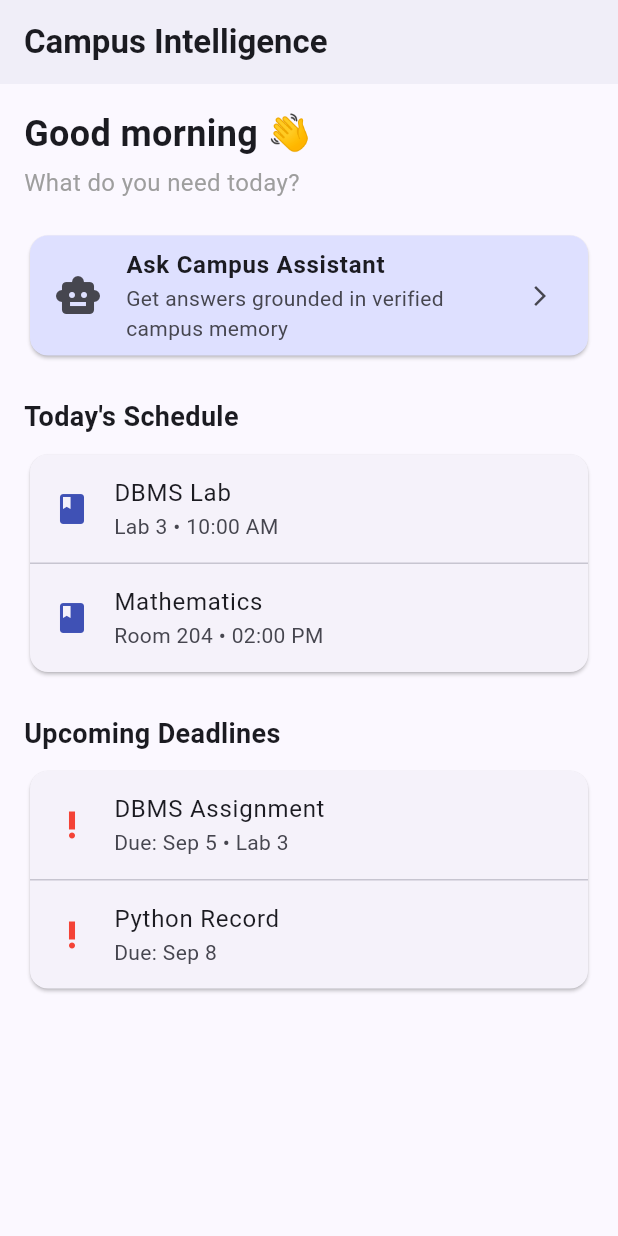
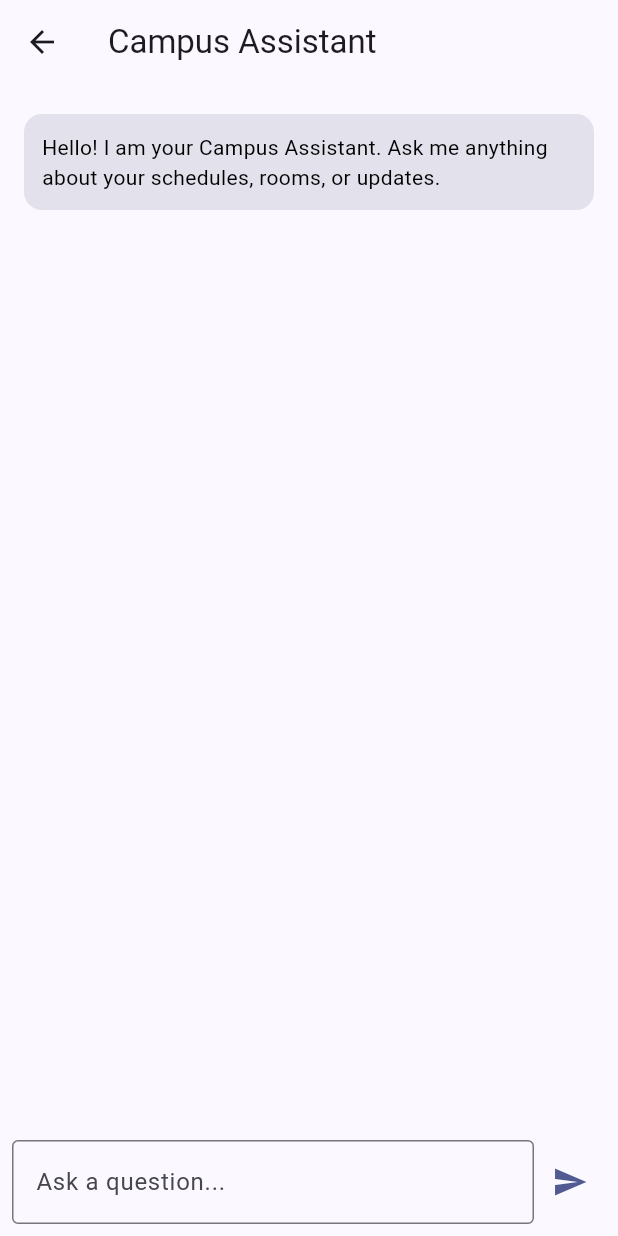
Before and after one commit to JasonRedd/campus_intelligence, a Flutter app: the screen it shows after launch, after a tap on "Ask Campus Assistant", on a phone screen of 412 x 824 dp. Run offline on Flutter 3.47's test engine with Material 3 defaults, Android fonts, the phone set to English and light mode, and no system bars.

Commit message:
feat: implement stateful navigation for assistant and schedule screens

```diff
--- a/lib/main.dart
+++ b/lib/main.dart
@@ -1,5 +1,7 @@
 import 'package:flutter/material.dart';
 import 'models/task_item.dart';
+import 'screens/assistant_screen.dart';
+import 'screens/schedule_screen.dart';
 
 void main() {
   runApp(const CampusIntelligenceApp());
@@ -37,6 +39,10 @@ class HomeScreen extends StatelessWidget {
       TaskItem(id: '4', title: 'Python Record', subtitle: 'Due: Sep 8', category: 'deadline'),
     ];
 
+    final recentChanges = [
+      TaskItem(id: '5', title: 'CSE Lab OS Updated', subtitle: 'Windows → Ubuntu', category: 'change'),
+    ];
+
     return Scaffold(
       appBar: AppBar(
         title: const Text(
@@ -61,6 +67,7 @@ class HomeScreen extends StatelessWidget {
             ),
             const SizedBox(height: 20),
 
+            // AI Assistant Banner Button
             Card(
               color: Theme.of(context).colorScheme.primaryContainer,
               child: ListTile(
@@ -71,19 +78,52 @@ class HomeScreen extends StatelessWidget {
                 ),
                 subtitle: const Text('Get answers grounded in verified campus memory'),
                 trailing: const Icon(Icons.arrow_forward_ios, size: 16),
-                onTap: () {},
+                onTap: () {
+                  Navigator.push(
+                    context,
+                    MaterialPageRoute(
+                      builder: (context) => const AssistantScreen(),
+                    ),
+                  );
+                },
               ),
             ),
             const SizedBox(height: 24),
 
-            const SectionHeader(title: 'Today\'s Schedule'),
+            // Schedule Header + Navigation Button
+            Row(
+              mainAxisAlignment: MainAxisAlignment.spaceBetween,
+              children: [
+                const SectionHeader(title: 'Today\'s Schedule'),
+                TextButton(
+                  onPressed: () {
+                    Navigator.push(
+                      context,
+                      MaterialPageRoute(
+                        builder: (context) => const ScheduleScreen(),
+                      ),
+                    );
+                  },
+                  child: const Text('View All'),
+                ),
+              ],
+            ),
             const SizedBox(height: 8),
             ItemListViewCard(items: scheduleItems, icon: Icons.class_, iconColor: Colors.indigo),
 
             const SizedBox(height: 24),
+
+            // Deadlines
             const SectionHeader(title: 'Upcoming Deadlines'),
             const SizedBox(height: 8),
             ItemListViewCard(items: deadlineItems, icon: Icons.priority_high, iconColor: Colors.red),
+
+            const SizedBox(height: 24),
+
+            // Restored: Recent Campus Changes (MemoryMap)
+            const SectionHeader(title: 'Recent Campus Changes'),
+            const SizedBox(height: 8),
+            ItemListViewCard(items: recentChanges, icon: Icons.update, iconColor: Colors.blue),
           ],
         ),
       ),
--- /dev/null
+++ b/lib/screens/assistant_screen.dart
@@ -0,0 +1,98 @@
+import 'package:flutter/material.dart';
+
+class AssistantScreen extends StatefulWidget {
+  const AssistantScreen({super.key});
+
+  @override
+  State<AssistantScreen> createState() => _AssistantScreenState();
+}
+
+class _AssistantScreenState extends State<AssistantScreen> {
+  final TextEditingController _controller = TextEditingController();
+  final List<Map<String, String>> _messages = [
+    {
+      'sender': 'bot',
+      'text': 'Hello! I am your Campus Assistant. Ask me anything about your schedules, rooms, or updates.'
+    }
+  ];
+
+  void _sendMessage() {
+    if (_controller.text.trim().isEmpty) return;
+
+    setState(() {
+      _messages.add({
+        'sender': 'user',
+        'text': _controller.text.trim(),
+      });
+      _messages.add({
+        'sender': 'bot',
+        'text': 'Simulated AI Response: Got your query about "${_controller.text.trim()}". Engine context arriving soon!'
+      });
+      _controller.clear();
+    });
+  }
+
+  @override
+  Widget build(BuildContext context) {
+    return Scaffold(
+      appBar: AppBar(
+        title: const Text('Campus Assistant'),
+      ),
+      body: Column(
+        children: [
+          Expanded(
+            child: ListView.builder(
+              padding: const EdgeInsets.all(16.0),
+              itemCount: _messages.length,
+              itemBuilder: (context, index) {
+                final msg = _messages[index];
+                final isUser = msg['sender'] == 'user';
+                return Align(
+                  alignment: isUser ? Alignment.centerRight : Alignment.centerLeft,
+                  child: Container(
+                    margin: const EdgeInsets.symmetric(vertical: 4.0),
+                    padding: const EdgeInsets.all(12.0),
+                    decoration: BoxDecoration(
+                      color: isUser
+                          ? Theme.of(context).colorScheme.primary
+                          : Theme.of(context).colorScheme.surfaceVariant,
+                      borderRadius: BorderRadius.circular(12.0),
+                    ),
+                    child: Text(
+                      msg['text']!,
+                      style: TextStyle(
+                        color: isUser ? Colors.white : Colors.black,
+                      ),
+                    ),
+                  ),
+                );
+              },
+            ),
+          ),
+          Padding(
+            padding: const EdgeInsets.all(8.0),
+            child: Row(
+              children: [
+                Expanded(
+                  child: TextField(
+                    controller: _controller,
+                    decoration: const InputDecoration(
+                      hintText: 'Ask a question...',
+                      border: OutlineInputBorder(),
+                    ),
+                    onSubmitted: (_) => _sendMessage(),
+                  ),
+                ),
+                IconButton(
+                  icon: const Icon(Icons.send),
+                  color: Theme.of(context).colorScheme.primary,
+                  onPressed: _sendMessage,
+                ),
+              ],
+            ),
+          ),
+        ],
+      ),
+    );
+  }
+}
```
Also changed, not shown: lib/screens/schedule_screen.dart (added, +84 -0 lines), 1 other file.
